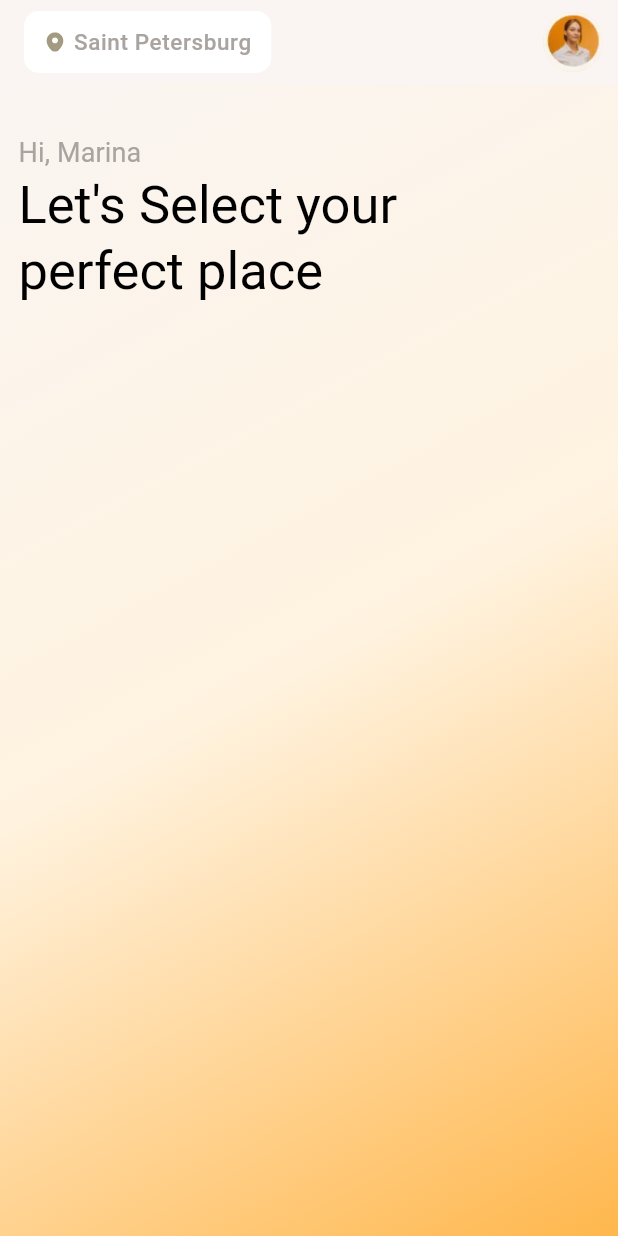
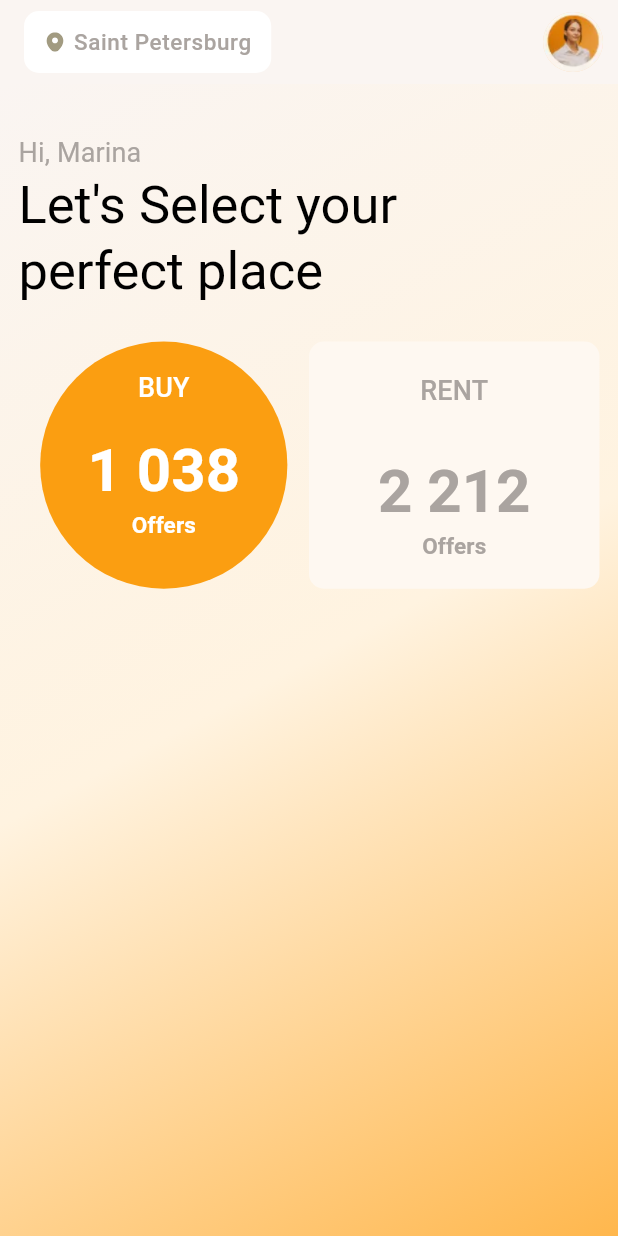
Before and after one commit to chiweliterem/Places, a Flutter app: the screen it shows after launch, on a phone screen of 412 x 824 dp. Run offline on Flutter 3.47's test engine with Material 3 defaults, Android fonts, the phone set to English and light mode, and no system bars; our stand-ins replace flutter_svg, google_fonts.

Commit message:
Added both circle and the square widgets  to the home screen.

```diff
--- a/lib/colors/colors.dart
+++ b/lib/colors/colors.dart
@@ -9,7 +9,7 @@ const kPrimary = Color(0xffFB9E11);
 const kBackgroundColor = Color(0xffFAF5F2);
 
 //Shape colors
-const kRectangle = Color(0xffFEF8F3);
+const kRectangle = Color(0xffFEF8F1);
 const kFAB = Color(0xff2B2B2B);
 
 //Text colors
--- /dev/null
+++ b/lib/reusable/shape_circle.dart
@@ -0,0 +1,52 @@
+import 'package:flutter/material.dart';
+import 'package:places/colors/colors.dart';
+import 'package:places/reusable/label.dart';
+
+class ShapeCircle extends StatelessWidget {
+  final String firstLabel, secondLabel, thirdLabel;
+
+  const ShapeCircle({
+    super.key,
+    required this.firstLabel,
+    required this.secondLabel,
+    required this.thirdLabel,
+  });
+
+  @override
+  Widget build(BuildContext context) {
+    return CircleAvatar(
+      backgroundColor: kPrimary,
+      maxRadius: 100.0,
+      child: Padding(
+        padding: const EdgeInsets.all(18.0),
+        child: Column(
+          children: [
+            CustomLabel(
+              name: firstLabel,
+              style: Theme.of(
+                context,
+              ).textTheme.titleSmall!.copyWith(color: kWhite),
+            ),
+            SizedBox(height: MediaQuery.of(context).size.height * 0.02),
+            CustomLabel(
+              name: secondLabel,
+              style: Theme.of(context).textTheme.titleLarge!.copyWith(
+                fontSize: 40.0,
+                color: kWhite,
+                fontWeight: FontWeight.w700,
+              ),
+            ),
+            CustomLabel(
+              name: thirdLabel,
+              style: Theme.of(context).textTheme.titleSmall!.copyWith(
+                fontSize: 15.0,
+                color: kWhite,
+                fontWeight: FontWeight.w600,
+              ),
+            ),
+          ],
+        ),
+      ),
+    );
+  }
+}
--- /dev/null
+++ b/lib/reusable/shape_square.dart
@@ -0,0 +1,56 @@
+import 'package:flutter/material.dart';
+import 'package:places/colors/colors.dart';
+import 'package:places/reusable/label.dart';
+
+class ShapeSquare extends StatelessWidget {
+  final String firstLabel, secondLabel, thirdLabel;
+
+  const ShapeSquare({
+    super.key,
+    required this.firstLabel,
+    required this.secondLabel,
+    required this.thirdLabel,
+  });
+
+  @override
+  Widget build(BuildContext context) {
+    return Container(
+      width: MediaQuery.of(context).size.width,
+      height: MediaQuery.of(context).size.height,
+      decoration: BoxDecoration(
+        color: kRectangle,
+        borderRadius: BorderRadius.circular(10),
+      ),
+      child: Padding(
+        padding: const EdgeInsets.all(20.0),
+        child: Column(
+          children: [
+            CustomLabel(
+              name: firstLabel,
+              style: Theme.of(
+                context,
+              ).textTheme.titleSmall!.copyWith(color: kAppBarText),
+            ),
+            SizedBox(height: MediaQuery.of(context).size.height * 0.035),
+            CustomLabel(
+              name: secondLabel,
+              style: Theme.of(context).textTheme.titleLarge!.copyWith(
+                fontSize: 40.0,
+                color: kAppBarText,
+                fontWeight: FontWeight.w700,
+              ),
+            ),
+            CustomLabel(
+              name: thirdLabel,
+              style: Theme.of(context).textTheme.titleSmall!.copyWith(
+                fontSize: 15.0,
+                color: kAppBarText,
+                fontWeight: FontWeight.w600,
+              ),
+            ),
+          ],
+        ),
+      ),
+    );
+  }
+}
--- a/lib/screens/home.dart
+++ b/lib/screens/home.dart
@@ -2,6 +2,8 @@ import 'package:flutter/material.dart';
 import 'package:flutter_svg/svg.dart';
 import 'package:places/colors/colors.dart';
 import 'package:places/reusable/label.dart';
+import 'package:places/reusable/shape_circle.dart';
+import 'package:places/reusable/shape_square.dart';
 
 class Home extends StatefulWidget {
   final String appName;
@@ -72,17 +74,47 @@ class _HomeState extends State<Home> {
               child: Column(
                 crossAxisAlignment: CrossAxisAlignment.start,
                 children: [
+                  //First title
                   CustomLabel(
                     name: "Hi, Marina",
                     style: Theme.of(context).textTheme.titleSmall!.copyWith(
                       fontWeight: FontWeight.w400,
                     ),
                   ),
+
+                  //Second title
                   CustomLabel(
                     name: "Let's Select your\nperfect place",
                     style: Theme.of(
                       context,
                     ).textTheme.titleLarge!.copyWith(color: kBlack),
+                  ),
+                  SizedBox(height: MediaQuery.of(context).size.height * 0.03),
+
+                  //Shapes
+                  SizedBox(
+                    width: MediaQuery.of(context).size.width,
+                    height: MediaQuery.of(context).size.height * 0.2,
+                    child: Row(
+                      children: [
+                        Expanded(
+                          flex: 5,
+                          child: ShapeCircle(
+                            firstLabel: "BUY",
+                            secondLabel: "1 038",
+                            thirdLabel: "Offers",
+                          ),
+                        ),
+                        Expanded(
+                          flex: 5,
+                          child: ShapeSquare(
+                            firstLabel: "RENT",
+                            secondLabel: "2 212",
+                            thirdLabel: "Offers",
+                          ),
+                        ),
+                      ],
+                    ),
                   ),
                 ],
               ),
```
